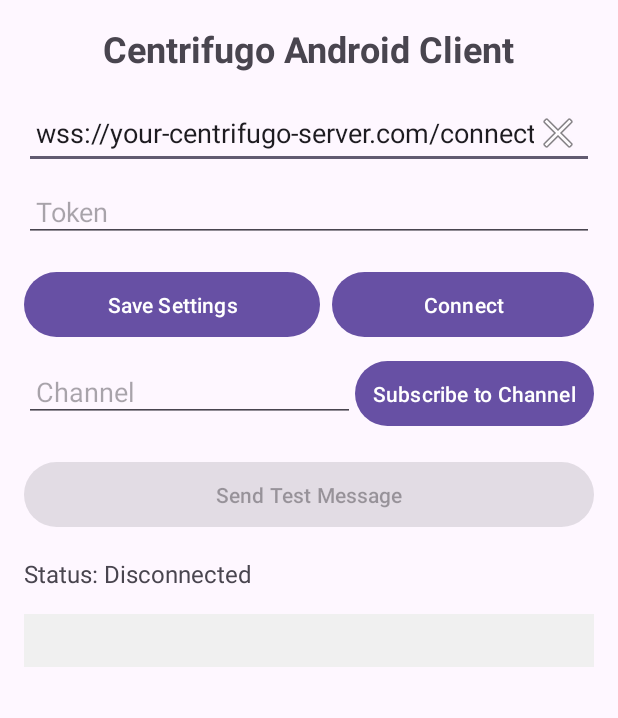
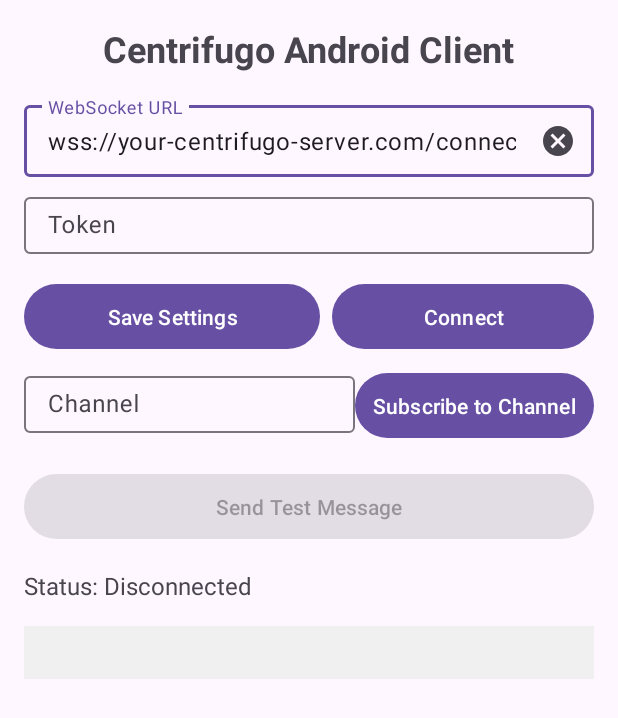
Before and after one commit to binghuan/centrifugo-sample, an Android app: the screen it shows after launch (MainActivity), on a phone screen of 412 x 824 dp. Shown: the top 718 px of the screen. Run offline under Robolectric (Android 15) with nearby library versions, the light colour scheme and no system bars.

Commit message:
Use TextInputEditText instead of editText

```diff
--- a/android-client/app/build.gradle.kts
+++ b/android-client/app/build.gradle.kts
@@ -53,4 +53,6 @@
     implementation(libs.gson)
     implementation(libs.centrifuge.android)
     implementation(libs.centrifuge.java) // Ensure you use the latest version
+    implementation(libs.material.v180)
+
 }
--- a/android-client/app/src/main/java/com/bh/centrifugo_android_client/MainActivity.kt
+++ b/android-client/app/src/main/java/com/bh/centrifugo_android_client/MainActivity.kt
@@ -26,10 +26,6 @@
         clearDrawable = ContextCompat.getDrawable(
             this, android.R.drawable.ic_menu_close_clear_cancel
         )!!
-
-        setupClearButton(binding.wsAddressInput)
-        setupClearButton(binding.tokenInput)
-        setupClearButton(binding.channelInput)
 
         val sharedPreferences =
             getSharedPreferences("WebSocketPrefs", Context.MODE_PRIVATE)
@@ -107,34 +103,6 @@
         }
     }
 
-    private fun setupClearButton(editText: AppCompatEditText) {
-        editText.addTextChangedListener(object : TextWatcher {
-            override fun beforeTextChanged(
-                s: CharSequence?, start: Int, count: Int, after: Int
-            ) {
-            }
-
-            override fun onTextChanged(
-                s: CharSequence?, start: Int, before: Int, count: Int
-            ) {
-                showClearButton(editText, s?.isNotEmpty() == true)
-            }
-
-            override fun afterTextChanged(s: Editable?) {}
-        })
-
-        editText.setOnTouchListener { v, event ->
-            if (event.action == MotionEvent.ACTION_UP) {
-                if (event.rawX >= (editText.right - editText.compoundPaddingEnd)) {
-                    editText.text?.clear()
-                    showClearButton(editText, false)
-                    return@setOnTouchListener true
-                }
-            }
-            false
-        }
-    }
-
     private fun showClearButton(
         editText: AppCompatEditText, show: Boolean
     ) {
--- a/android-client/app/src/main/res/layout/activity_main.xml
+++ b/android-client/app/src/main/res/layout/activity_main.xml
@@ -18,22 +18,34 @@
         android:textSize="24sp"
         android:textStyle="bold" />
 
-    <androidx.appcompat.widget.AppCompatEditText
+    <com.google.android.material.textfield.TextInputLayout
+        android:layout_width="match_parent"
+        android:layout_height="wrap_content"
+        android:hint="WebSocket URL"
+        app:endIconMode="clear_text">
+
+        <com.google.android.material.textfield.TextInputEditText
             android:id="@+id/wsAddressInput"
             android:layout_width="match_parent"
             android:layout_height="wrap_content"
-        android:hint="WebSocket URL"
             android:inputType="textUri"
             android:padding="8dp" />
+    </com.google.android.material.textfield.TextInputLayout>
 
-    <androidx.appcompat.widget.AppCompatEditText
-        android:id="@+id/tokenInput"
+    <com.google.android.material.textfield.TextInputLayout
         android:layout_width="match_parent"
         android:layout_height="wrap_content"
         android:layout_marginTop="8dp"
         android:hint="Token"
+        app:endIconMode="clear_text">
+
+        <com.google.android.material.textfield.TextInputEditText
+            android:id="@+id/tokenInput"
+            android:layout_width="match_parent"
+            android:layout_height="wrap_content"
             android:inputType="textPassword"
             android:padding="8dp" />
+    </com.google.android.material.textfield.TextInputLayout>
 
     <LinearLayout
         android:layout_width="match_parent"
@@ -66,15 +78,24 @@
         android:layout_height="wrap_content"
         android:orientation="horizontal">
 
-        <androidx.appcompat.widget.AppCompatEditText
+        <com.google.android.material.textfield.TextInputLayout
+            android:layout_width="wrap_content"
+            android:layout_height="wrap_content"
+            android:layout_marginTop="8dp"
+            android:layout_weight="1"
+            android:hint="Channel"
+            app:endIconMode="clear_text">
+
+            <com.google.android.material.textfield.TextInputEditText
                 android:id="@+id/channelInput"
                 android:layout_width="match_parent"
                 android:layout_height="wrap_content"
                 android:layout_marginTop="8dp"
                 android:layout_weight="1"
-            android:hint="Channel"
                 android:inputType="text"
                 android:padding="8dp" />
+
+        </com.google.android.material.textfield.TextInputLayout>
 
         <Button
             android:id="@+id/subscribeButton"
```
Lines whose indentation alone changed are shown as unchanged.
